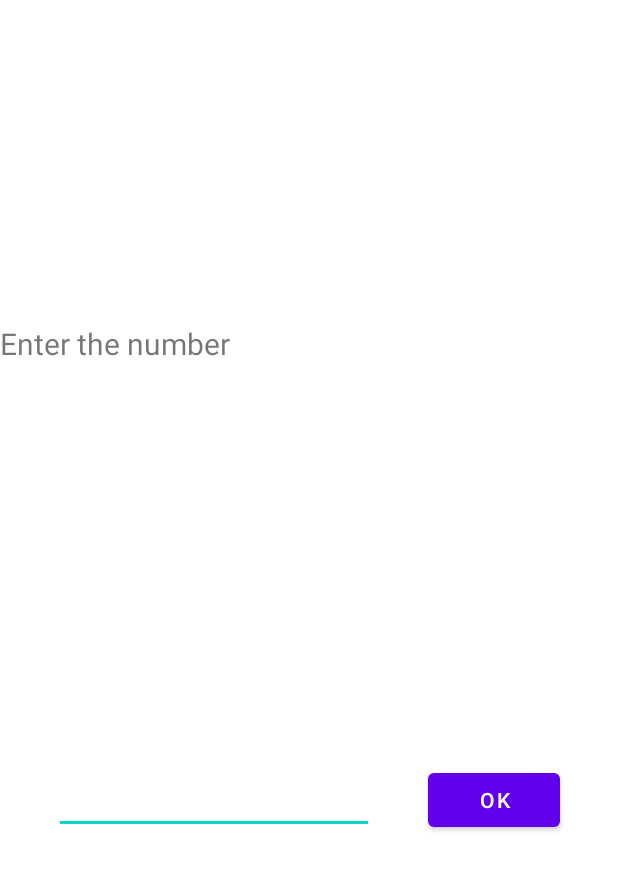
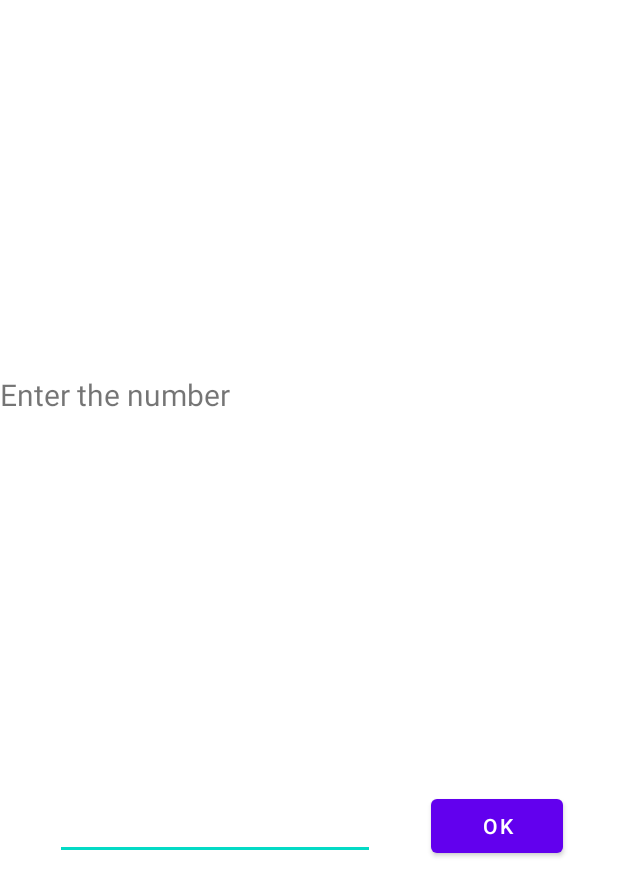
Before and after one commit to dmitryweiner/brain-train, an Android app: the layout fragment_remember_number_2.xml on its own in the app's theme, with its tools: preview values and no code run, on a phone screen of 412 x 824 dp. Shown: the top 896 px of the screen. Run offline under Robolectric (Android 15) with nearby library versions, the phone set to English and light mode, and no system bars.

Commit message:
Fix layout

```diff
--- a/app/src/main/res/layout/fragment_remember_number_2.xml
+++ b/app/src/main/res/layout/fragment_remember_number_2.xml
@@ -20,8 +20,8 @@
 
     <androidx.constraintlayout.widget.ConstraintLayout
         android:id="@+id/constraintLayout"
-        android:layout_width="409dp"
-        android:layout_height="151dp"
+        android:layout_width="match_parent"
+        android:layout_height="wrap_content"
         app:layout_constraintBottom_toBottomOf="parent"
         app:layout_constraintTop_toBottomOf="@+id/textView"
         tools:layout_editor_absoluteX="1dp">
```
